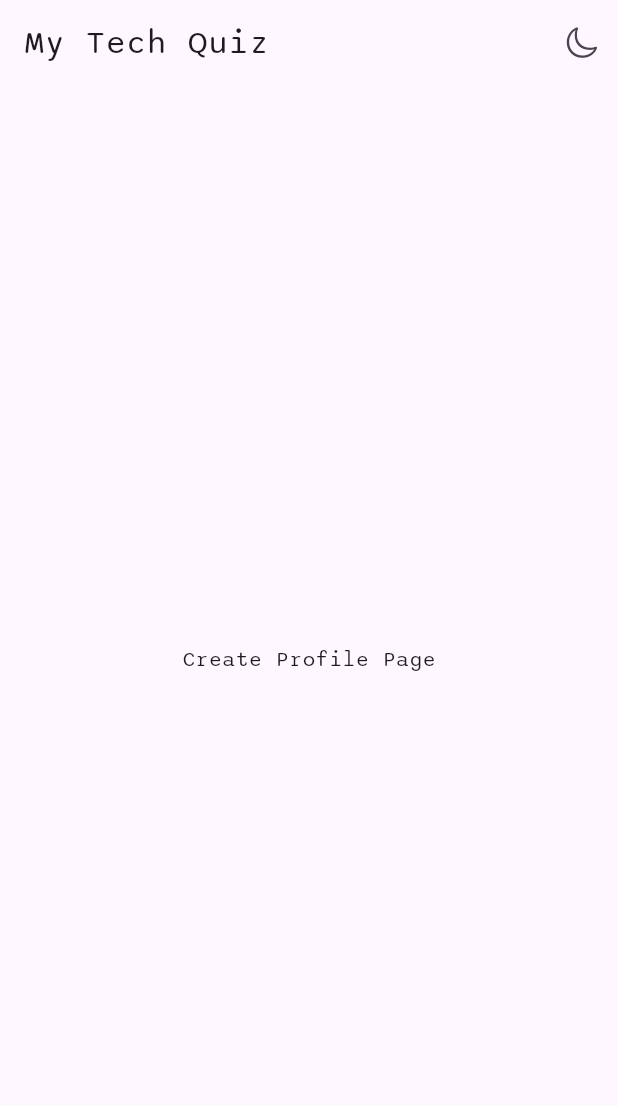
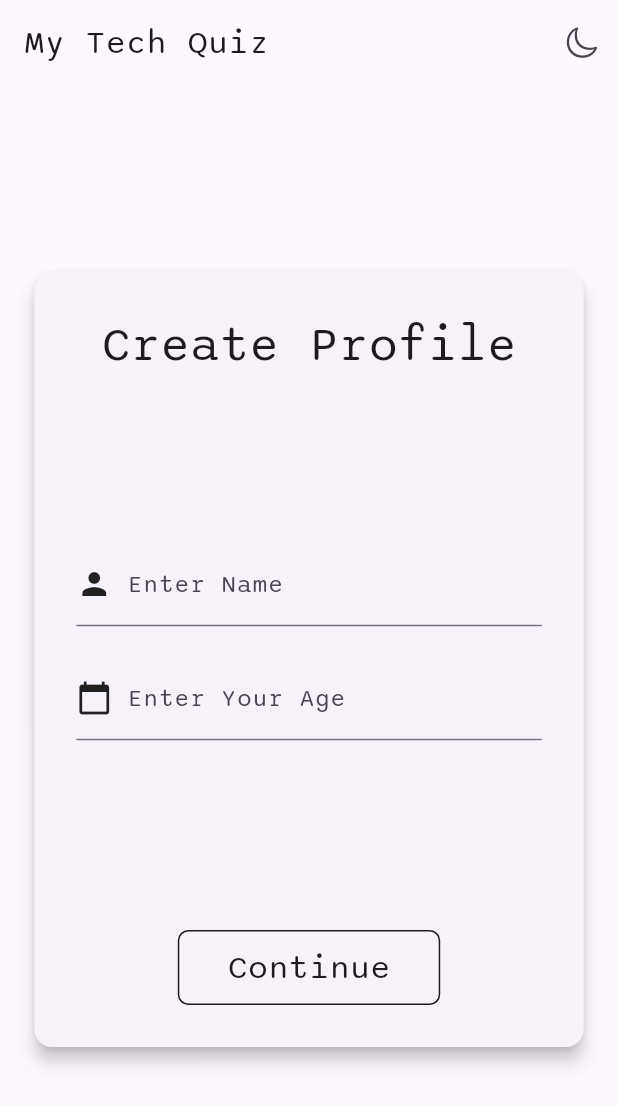
Before and after one commit to gshivg/quiz_flutter, a Flutter app: the CreateProfilePage screen opened directly with empty values, on a phone screen of 412 x 824 dp. Shown: the top 1106 px of the screen. Run offline on Flutter 3.47's test engine with Material 2 defaults, Android fonts, the phone set to English and light mode, and no system bars; our stand-ins replace cloud_firestore, firebase_auth, firebase_core, flip_card, fluttertoast, google_sign_in and 1 more; missing offline and left inert: password_strength; accounts and stored records are empty.

Commit message:
Completed Profile Create Page

```diff
--- a/lib/pages/auth/profile_create.dart
+++ b/lib/pages/auth/profile_create.dart
@@ -1,22 +1,29 @@
-// ignore_for_file: prefer_const_constructors
+// ignore_for_file: prefer_const_constructors, must_be_immutable, sized_box_for_whitespace
 
+import 'dart:developer';
+
+import 'package:cloud_firestore/cloud_firestore.dart';
 import 'package:firebase_auth/firebase_auth.dart';
 import 'package:flutter/material.dart';
 import 'package:provider/provider.dart';
 import 'package:quiz_flutter/Models/theme.dart';
 import 'package:quiz_flutter/Models/user.dart';
+import 'package:quiz_flutter/pages/homepage.dart';
 import 'package:quiz_flutter/styles/appbar.dart';
+import 'package:quiz_flutter/styles/buttons.dart';
+import 'package:quiz_flutter/styles/text_field.dart';
 
 class CreateProfilePage extends StatefulWidget {
-  const CreateProfilePage(
-      {super.key, required this.userModel, required this.firebaseUser});
-  final UserModel userModel;
-  final User firebaseUser;
+  CreateProfilePage({super.key, required this.uid});
+  String uid;
   @override
   State<CreateProfilePage> createState() => _CreateProfilePageState();
 }
 
 class _CreateProfilePageState extends State<CreateProfilePage> {
+  TextEditingController nameController = TextEditingController();
+  TextEditingController ageController = TextEditingController();
+
   @override
   Widget build(BuildContext context) {
     return Consumer(
@@ -24,10 +31,72 @@ class _CreateProfilePageState extends State<CreateProfilePage> {
         return Scaffold(
           appBar: standardAppBar(themeNotifier, 'My Tech Quiz', context, false),
           body: Center(
-            child: Text('Create Profile Page'),
+            child: Card(
+              elevation: 5,
+              child: Padding(
+                padding: const EdgeInsets.all(8.0),
+                child: Container(
+                  height: 500,
+                  width: MediaQuery.of(context).size.width * 0.85,
+                  child: Column(
+                    mainAxisAlignment: MainAxisAlignment.spaceBetween,
+                    mainAxisSize: MainAxisSize.min,
+                    children: [
+                      Padding(
+                        padding: EdgeInsets.only(top: 20),
+                        child: Text(
+                          'Create Profile',
+                          textAlign: TextAlign.center,
+                          style: Theme.of(context).textTheme.headlineLarge,
+                        ),
+                      ),
+                      Column(
+                        children: [
+                          primaryTextField(nameController, context,
+                              'Enter Name', Icons.person),
+                          primaryTextField(ageController, context,
+                              'Enter Your Age', Icons.calendar_today),
+                        ],
+                      ),
+                      Column(
+                        children: [
+                          PrimaryButton(
+                              () => createProfile(), 'Continue', context),
+                          SizedBox(height: 20),
+                        ],
+                      ),
+                    ],
+                  ),
+                ),
+              ),
+            ),
           ),
         );
       },
     );
   }
+
+  void createProfile() async {
+    UserModel user = UserModel(
+      uid: widget.uid,
+      name: nameController.text,
+      age: ageController.text,
+      email: FirebaseAuth.instance.currentUser!.email!,
+    );
+    log(user.toMap().toString());
+    await FirebaseFirestore.instance
+        .collection('users')
+        .doc(widget.uid)
+        .set(user.toMap())
+        .then(
+          (value) => {
+            Navigator.pushReplacement(
+              context,
+              MaterialPageRoute(
+                builder: (context) => const MyHomePage(),
+              ),
+            ),
+          },
+        );
+  }
 }
```
